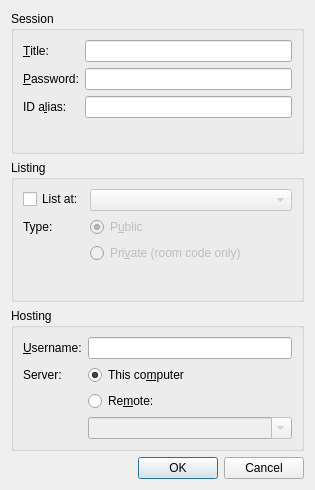
This is src/desktop/ui/hostdialog.ui in drawpile/Drawpile as Qt 5 draws it before an edit. The edited form follows.
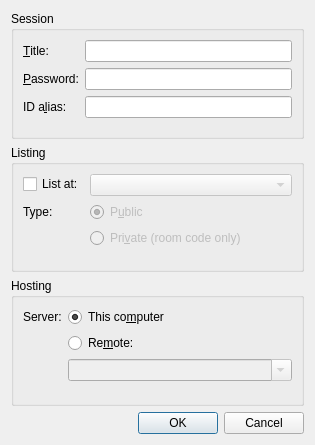
This is the edited form.

What changed in the file:
```diff
--- a/src/desktop/ui/hostdialog.ui
+++ b/src/desktop/ui/hostdialog.ui
@@ -10,7 +10,7 @@
     <x>0</x>
     <y>0</y>
     <width>315</width>
-    <height>490</height>
+    <height>445</height>
    </rect>
   </property>
   <property name="windowTitle">
@@ -160,14 +160,14 @@
       <string>Hosting</string>
      </property>
      <layout class="QFormLayout" name="formLayout_3">
-      <item row="2" column="0">
+      <item row="1" column="0">
        <widget class="QLabel" name="label_5">
         <property name="text">
          <string>Server:</string>
         </property>
        </widget>
       </item>
-      <item row="2" column="1">
+      <item row="1" column="1">
        <widget class="QRadioButton" name="uselocal">
         <property name="toolTip">
          <string>Use Drawpile's built-in server</string>
@@ -180,7 +180,7 @@
         </property>
        </widget>
       </item>
-      <item row="4" column="1">
+      <item row="3" column="1">
        <widget class="QRadioButton" name="useremote">
         <property name="toolTip">
          <string>Use an external dedicated server</string>
@@ -190,7 +190,7 @@
         </property>
        </widget>
       </item>
-      <item row="6" column="1">
+      <item row="5" column="1">
        <widget class="QComboBox" name="remotehost">
         <property name="enabled">
          <bool>false</bool>
@@ -218,32 +218,6 @@
         </property>
        </widget>
       </item>
-      <item row="0" column="1">
-       <widget class="QLineEdit" name="username">
-        <property name="sizePolicy">
-         <sizepolicy hsizetype="Preferred" vsizetype="Fixed">
-          <horstretch>0</horstretch>
-          <verstretch>0</verstretch>
-         </sizepolicy>
-        </property>
-        <property name="maxLength">
-         <number>22</number>
-        </property>
-        <property name="mandatoryfield" stdset="0">
-         <bool>true</bool>
-        </property>
-       </widget>
-      </item>
-      <item row="0" column="0">
-       <widget class="QLabel" name="label_2">
-        <property name="text">
-         <string>&amp;Username:</string>
-        </property>
-        <property name="buddy">
-         <cstring>username</cstring>
-        </property>
-       </widget>
-      </item>
      </layout>
     </widget>
    </item>
```
